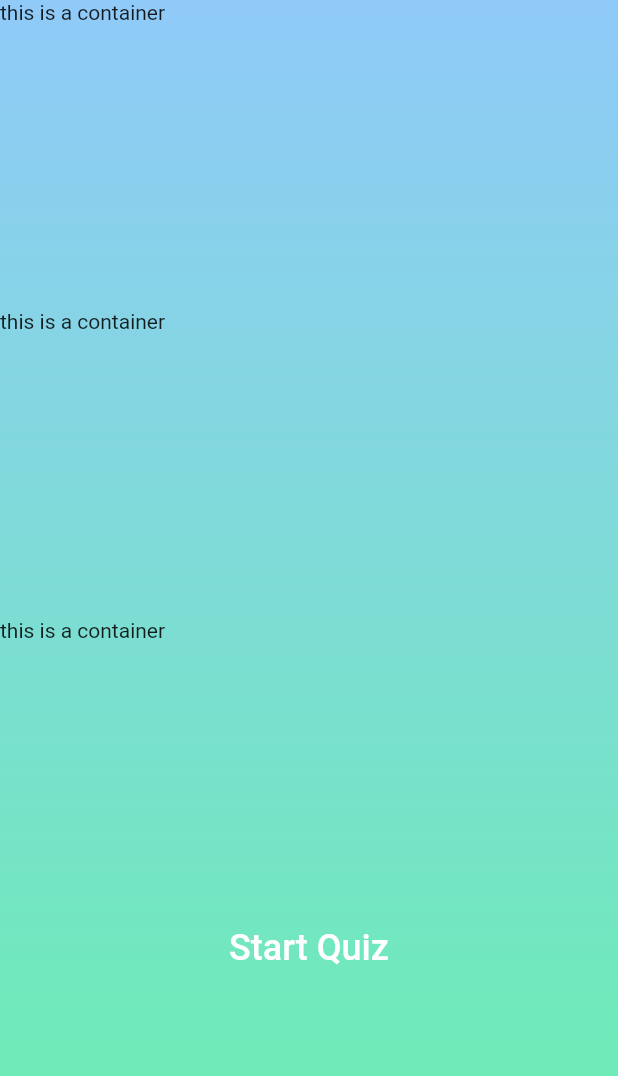
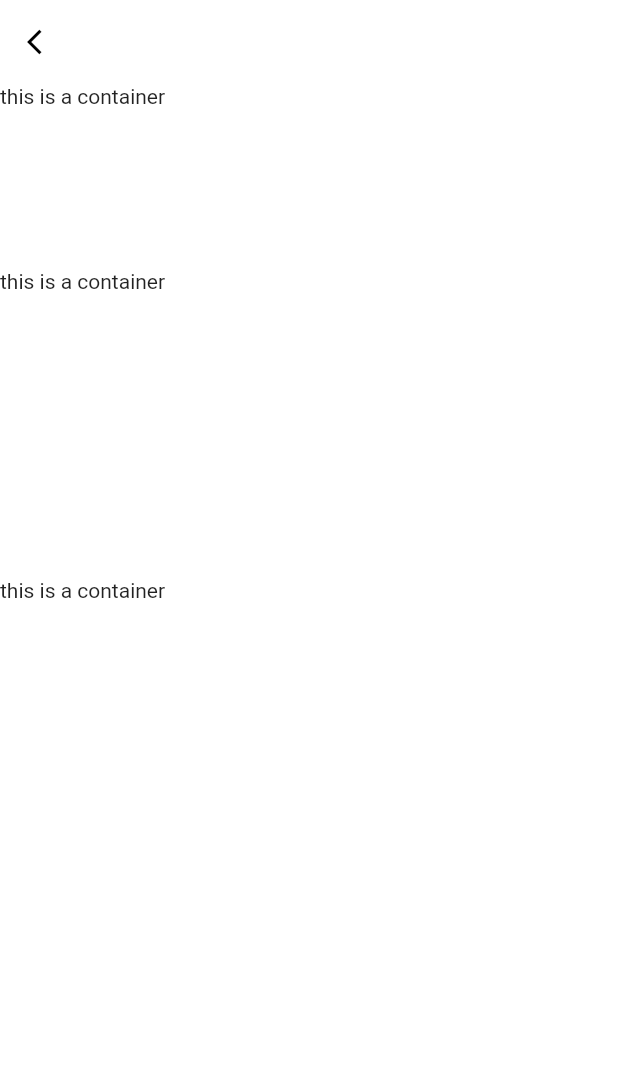
Before and after one commit to saurabhgrewal718/Quiz-app-, a Flutter app: the Startquiz screen opened by its route, on a phone screen of 412 x 824 dp. Shown: the top 1076 px of the screen. Run offline on Flutter 3.47's test engine with Material 2 defaults, Android fonts, the light colour scheme and no system bars; our stand-ins replace google_fonts, simple_animations; missing offline and left inert: animated_button; network calls fail.

Commit message:
making changes to the start quiz UI

```diff
--- a/quizapp/lib/src/pages/auth/loginScreen.dart
+++ b/quizapp/lib/src/pages/auth/loginScreen.dart
@@ -47,8 +47,7 @@ class LoginScreen extends StatelessWidget {
             FadeAnimation(1, Row(
                 mainAxisAlignment: MainAxisAlignment.center,
                 children: <Widget>[
-                  Text("Don't have an account?"),
-                  FlatButton(
+                      FlatButton(
                         child: Text("Login", style: TextStyle(
                         fontWeight: FontWeight.w600, fontSize: 18
                       ),),
--- a/quizapp/lib/src/pages/quiz/startquiz.dart
+++ b/quizapp/lib/src/pages/quiz/startquiz.dart
@@ -14,17 +14,29 @@ class _StartquizState extends State<Startquiz> {
   @override
   Widget build(BuildContext context) {
     return Scaffold(
-          body: Container(
+      resizeToAvoidBottomInset: true,
+      backgroundColor: Colors.white,
+      appBar: AppBar(
+        elevation: 0,
+        brightness: Brightness.light,
+        backgroundColor: Colors.white,
+        leading: IconButton(
+          onPressed: () {
+            Navigator.pop(context);
+          },
+          icon: Icon(Icons.arrow_back_ios, size: 20, color: Colors.black,),
+        ),
+      ),
+      body: SingleChildScrollView(
+        child: Container(
           decoration: BoxDecoration(
-            gradient: LinearGradient(
-                begin: Alignment.topCenter,
-                end: Alignment.bottomCenter,
-                colors: [Colors.blue[200],Colors.greenAccent])),
+            color: Colors.white
+          ),
           child: Column(
             children: [
               Container(
                 width: double.infinity,
-                height: MediaQuery.of(context).size.height*0.25,
+                height: MediaQuery.of(context).size.height*0.15,
 
                 child:Text("this is a container")
               ),
@@ -63,6 +75,7 @@ class _StartquizState extends State<Startquiz> {
 
             ],
           ),
+      )
       ),
     );
   }
```
Also changed, not shown: quizapp/lib/src/pages/auth/signOne.dart (+13 -2 lines).
